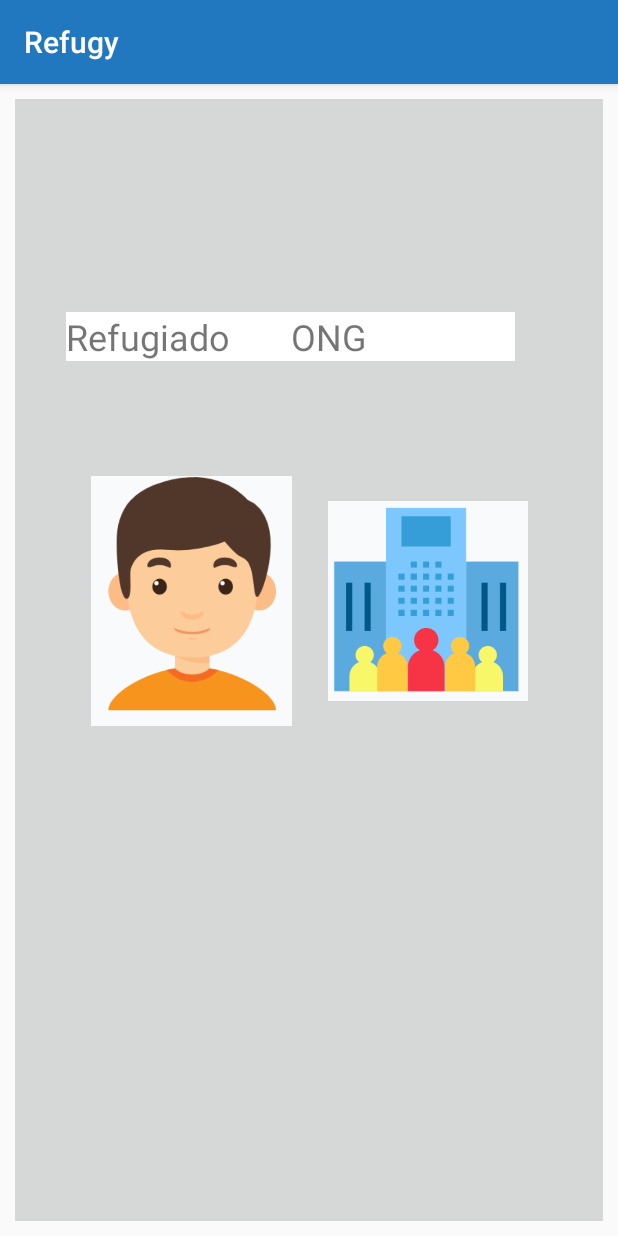
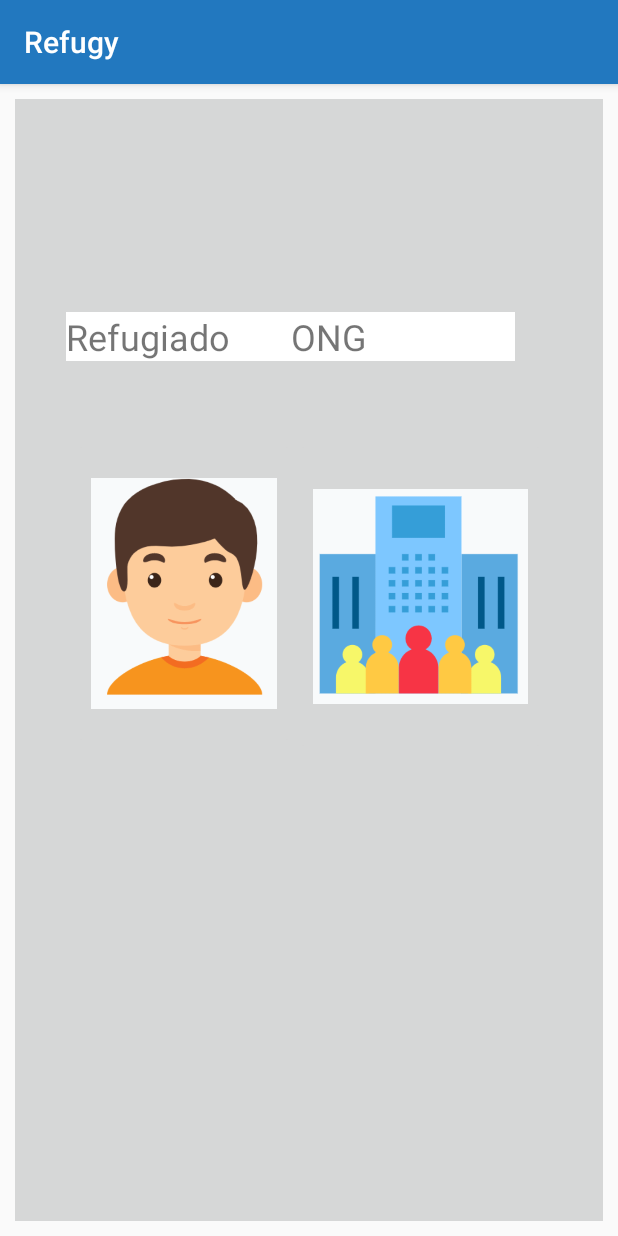
Before and after one commit to williammorenop/hackatrix---silver, an Android app: the screen it shows after launch (PrincipalActivity), on a phone screen of 412 x 824 dp. Run offline under Robolectric (Android 15) with nearby library versions, the phone set to English and light mode, and no system bars.

Commit message:
Update activity_principal.xml

```diff
--- a/app/src/main/res/layout/activity_principal.xml
+++ b/app/src/main/res/layout/activity_principal.xml
@@ -61,8 +61,8 @@
 
         <ImageButton
             android:id="@+id/imageButton"
-            android:layout_width="match_parent"
-            android:layout_height="217dp"
+            android:layout_width="296dp"
+            android:layout_height="207dp"
             android:layout_weight="0.5"
             android:scaleType="fitCenter"
             app:srcCompat="@drawable/refugiado" />
@@ -70,7 +70,7 @@
         <ImageButton
             android:id="@+id/imageButton2"
             android:layout_width="match_parent"
-            android:layout_height="217dp"
+            android:layout_height="211dp"
             android:layout_weight="0.5"
             android:scaleType="fitCenter"
             app:srcCompat="@drawable/ong" />
```
